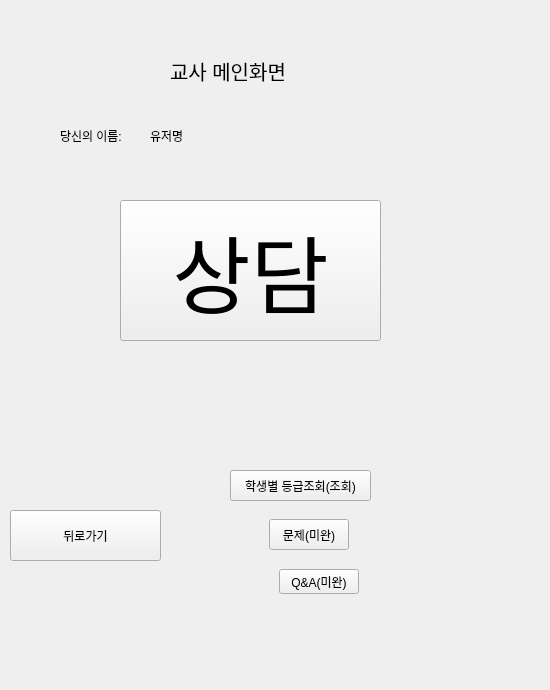
Eduappproject/education_application, file student_client.ui: the form before one commit.
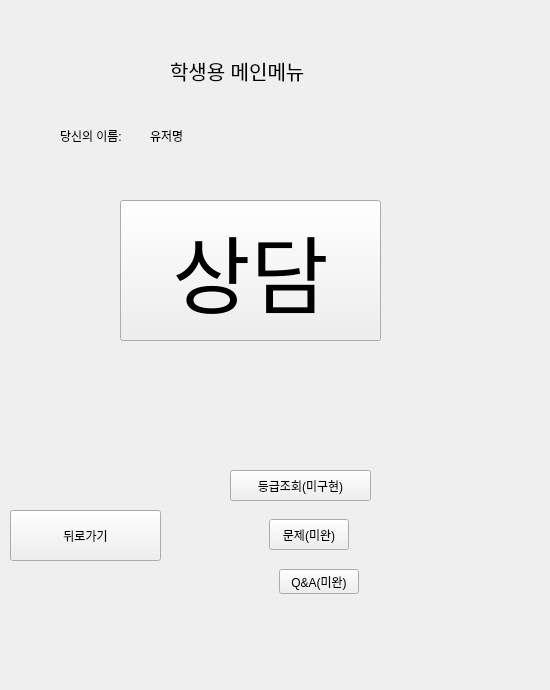
The form after the commit. The open tabs and pages were chosen to show the change.

Commit message: 상담방 전체채팅 형식으로 구현됨(1대1로 구현예정)

Diff of the .ui file:
```diff
--- a/student_client.ui
+++ b/student_client.ui
@@ -486,7 +486,7 @@
       </rect>
      </property>
      <property name="text">
-      <string>학생별 등급조회(조회)</string>
+      <string>등급조회(미구현)</string>
      </property>
     </widget>
     <widget class="QPushButton" name="mainButton_2">
@@ -574,7 +574,7 @@
       </font>
      </property>
      <property name="text">
-      <string>교사 메인화면</string>
+      <string>학생용 메인메뉴</string>
      </property>
     </widget>
     <widget class="QLabel" name="userNameLabel_2">
```
Left out of the diff: 6 changed lines with no effect on the pictures.
